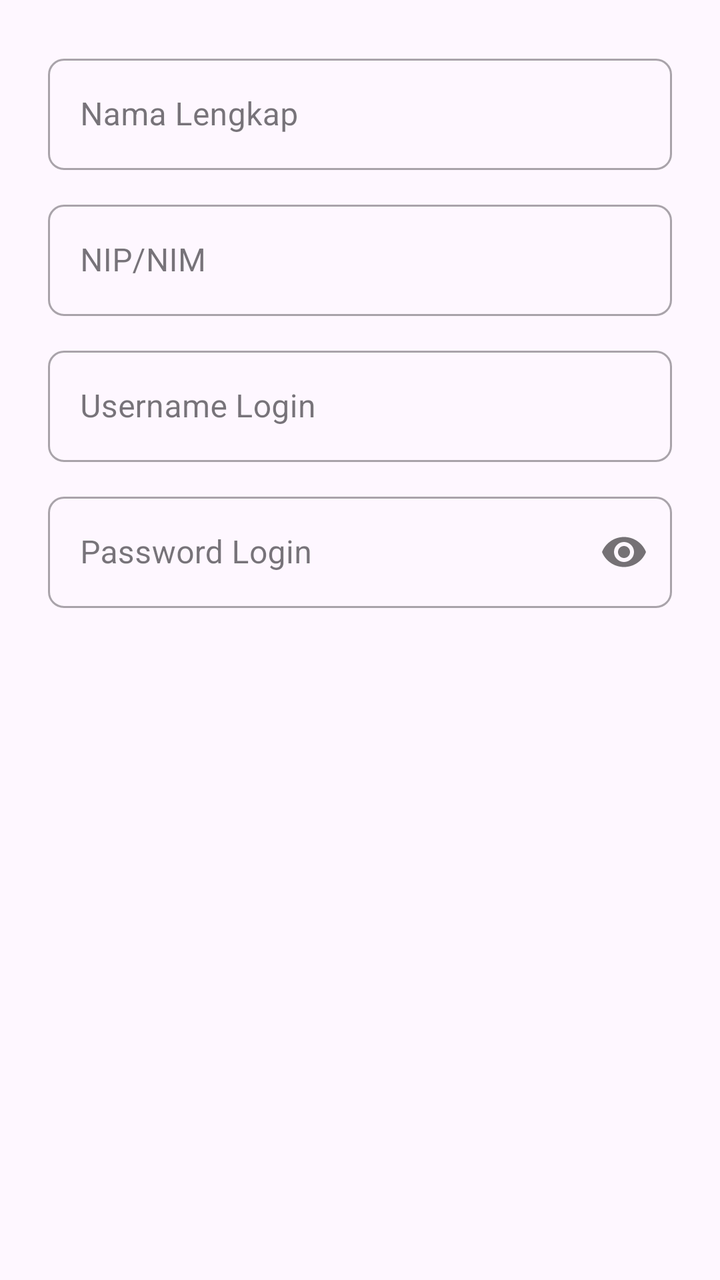
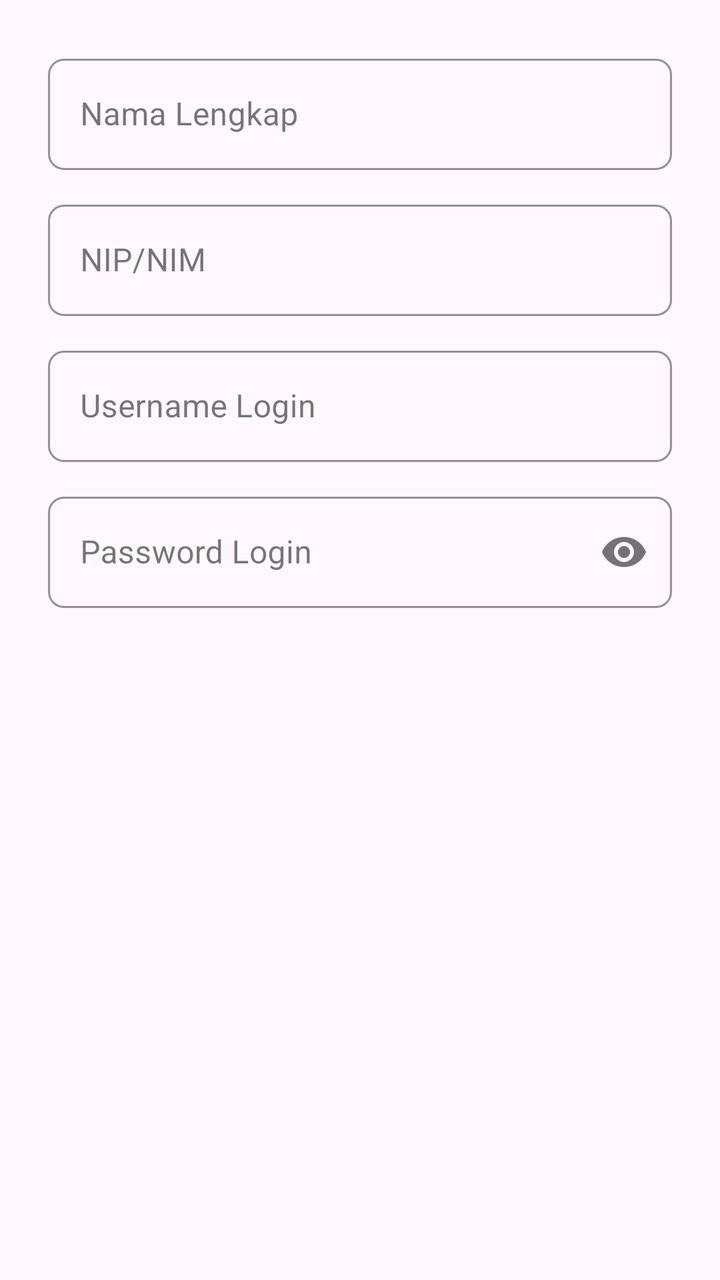

An Android layout rendered at two revisions. The XML below is the earlier revision; the diff shows what the commit changed to produce the second picture.
<!-- AndroidManifest.xml: application theme Theme.IFUnjaniExam -->
<!-- res/layout/dialog_add_user.xml -->
<?xml version="1.0" encoding="utf-8"?>
<LinearLayout xmlns:android="http://schemas.android.com/apk/res/android"
    xmlns:app="http://schemas.android.com/apk/res-auto"
    android:layout_width="match_parent"
    android:layout_height="wrap_content"
    android:orientation="vertical"
    android:padding="24dp">

    <com.google.android.material.textfield.TextInputLayout
        style="@style/Widget.MaterialComponents.TextInputLayout.OutlinedBox"
        android:layout_width="match_parent"
        android:layout_height="wrap_content"
        android:layout_marginBottom="12dp"
        app:boxCornerRadiusBottomEnd="8dp"
        app:boxCornerRadiusBottomStart="8dp"
        app:boxCornerRadiusTopEnd="8dp"
        app:boxCornerRadiusTopStart="8dp">

        <com.google.android.material.textfield.TextInputEditText
            android:id="@+id/etName"
            android:layout_width="match_parent"
            android:layout_height="wrap_content"
            android:hint="Nama Lengkap"
            android:inputType="textPersonName" />
    </com.google.android.material.textfield.TextInputLayout>

    <com.google.android.material.textfield.TextInputLayout
        style="@style/Widget.MaterialComponents.TextInputLayout.OutlinedBox"
        android:layout_width="match_parent"
        android:layout_height="wrap_content"
        android:layout_marginBottom="12dp"
        app:boxCornerRadiusBottomEnd="8dp"
        app:boxCornerRadiusBottomStart="8dp"
        app:boxCornerRadiusTopEnd="8dp"
        app:boxCornerRadiusTopStart="8dp">

        <com.google.android.material.textfield.TextInputEditText
            android:id="@+id/etIdentifier"
            android:layout_width="match_parent"
            android:layout_height="wrap_content"
            android:hint="NIP/NIM"
            android:inputType="number" />
    </com.google.android.material.textfield.TextInputLayout>

    <com.google.android.material.textfield.TextInputLayout
        style="@style/Widget.MaterialComponents.TextInputLayout.OutlinedBox"
        android:layout_width="match_parent"
        android:layout_height="wrap_content"
        android:layout_marginBottom="12dp"
        app:boxCornerRadiusBottomEnd="8dp"
        app:boxCornerRadiusBottomStart="8dp"
        app:boxCornerRadiusTopEnd="8dp"
        app:boxCornerRadiusTopStart="8dp">

        <com.google.android.material.textfield.TextInputEditText
            android:id="@+id/etUsername"
            android:layout_width="match_parent"
            android:layout_height="wrap_content"
            android:hint="Username Login"
            android:inputType="text" />
    </com.google.android.material.textfield.TextInputLayout>

    <com.google.android.material.textfield.TextInputLayout
        style="@style/Widget.MaterialComponents.TextInputLayout.OutlinedBox"
        android:layout_width="match_parent"
        android:layout_height="wrap_content"
        app:boxCornerRadiusBottomEnd="8dp"
        app:boxCornerRadiusBottomStart="8dp"
        app:boxCornerRadiusTopEnd="8dp"
        app:boxCornerRadiusTopStart="8dp"
        app:passwordToggleEnabled="true">

        <com.google.android.material.textfield.TextInputEditText
            android:id="@+id/etPassword"
            android:layout_width="match_parent"
            android:layout_height="wrap_content"
            android:hint="Password Login"
            android:inputType="textPassword" />
    </com.google.android.material.textfield.TextInputLayout>
</LinearLayout>
<!-- resources referenced by this layout -->
<resources>
  <style name="Theme.IFUnjaniExam" parent="Base.Theme.IFUnjaniExam" />
  <style name="Base.Theme.IFUnjaniExam" parent="Theme.Material3.DayNight.NoActionBar">
          
          
      </style>
</resources>

<!-- the commit's change to res/layout/dialog_add_user.xml (unified diff, before → after) -->
@@ -11,6 +11,8 @@
         android:layout_width="match_parent"
         android:layout_height="wrap_content"
         android:layout_marginBottom="12dp"
+        app:boxStrokeColor="#10B981"
+        app:hintTextColor="#10B981"
         app:boxCornerRadiusBottomEnd="8dp"
         app:boxCornerRadiusBottomStart="8dp"
         app:boxCornerRadiusTopEnd="8dp"
@@ -29,6 +31,8 @@
         android:layout_width="match_parent"
         android:layout_height="wrap_content"
         android:layout_marginBottom="12dp"
+        app:boxStrokeColor="#10B981"
+        app:hintTextColor="#10B981"
         app:boxCornerRadiusBottomEnd="8dp"
         app:boxCornerRadiusBottomStart="8dp"
         app:boxCornerRadiusTopEnd="8dp"
@@ -47,6 +51,8 @@
         android:layout_width="match_parent"
         android:layout_height="wrap_content"
         android:layout_marginBottom="12dp"
+        app:boxStrokeColor="#10B981"
+        app:hintTextColor="#10B981"
         app:boxCornerRadiusBottomEnd="8dp"
         app:boxCornerRadiusBottomStart="8dp"
         app:boxCornerRadiusTopEnd="8dp"
@@ -64,6 +70,8 @@
         style="@style/Widget.MaterialComponents.TextInputLayout.OutlinedBox"
         android:layout_width="match_parent"
         android:layout_height="wrap_content"
+        app:boxStrokeColor="#10B981"
+        app:hintTextColor="#10B981"
         app:boxCornerRadiusBottomEnd="8dp"
         app:boxCornerRadiusBottomStart="8dp"
         app:boxCornerRadiusTopEnd="8dp"
